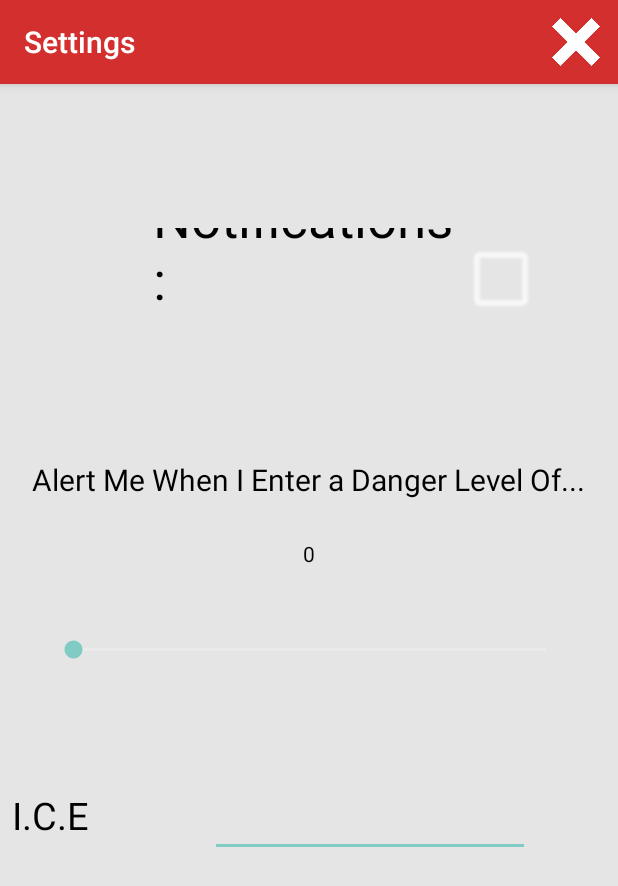
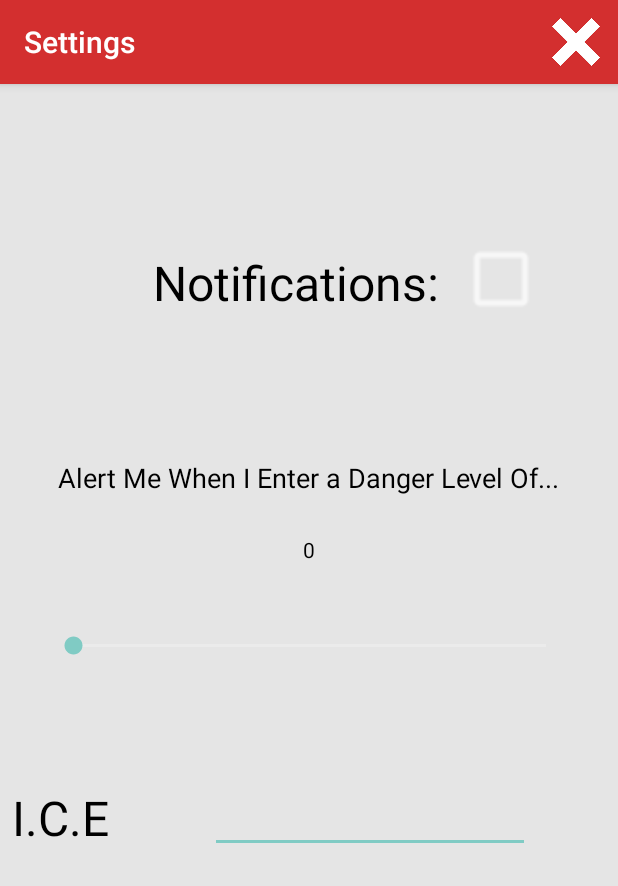
Before and after one commit to mattmacf98/CrimeTracker, an Android app: the SettingsPageActivity screen opened directly, with no data from a screen before it, on a phone screen of 412 x 824 dp. Shown: the top 886 px of the screen. Run offline under Robolectric (Android 15) with nearby library versions, the phone set to English and light mode, and no system bars.

```diff
--- a/app/src/main/java/com/example/matthew/crimertracker/SettingsPageActivity.java
+++ b/app/src/main/java/com/example/matthew/crimertracker/SettingsPageActivity.java
@@ -41,8 +41,6 @@ public class SettingsPageActivity extends AppCompatActivity {
         //get values and set up editor
         sp = getSharedPreferences("settings", 0);
         editor = sp.edit();
-        progress = sp.getInt("progress",0);
-        ICE_Number = sp.getString("ICE_Number","");
         progress = sp.getInt("progress",0);
         ICE_Number = sp.getString("ICE_Number","");
         checkBoxValue = sp.getBoolean("CheckBoxValue",false);
--- a/app/src/main/res/layout/activity_settings_page.xml
+++ b/app/src/main/res/layout/activity_settings_page.xml
@@ -14,7 +14,7 @@
         android:layout_marginTop="96dp"
         android:text="Notifications:"
         android:gravity="bottom"
-        android:textSize="35sp"
+        android:textSize="32sp"
         android:textColor="#000000"
         app:layout_constraintStart_toStartOf="parent"
         app:layout_constraintTop_toTopOf="parent"
@@ -45,7 +45,7 @@
         android:layout_marginEnd="8dp"
         android:layout_marginStart="8dp"
         android:text="Alert Me When I Enter a Danger Level Of..."
-        android:textSize="20sp"
+        android:textSize="18sp"
         app:layout_constraintTop_toBottomOf="@id/notifications_text_view_label"
         app:layout_constraintStart_toStartOf="parent"
         app:layout_constraintEnd_toEndOf="parent"/>
@@ -83,7 +83,7 @@
         android:layout_marginEnd="8dp"
         android:layout_marginStart="8dp"
         android:text="I.C.E"
-        android:textSize="25sp"
+        android:textSize="32sp"
         app:layout_constraintTop_toBottomOf="@id/alert_seek_bar"
         app:layout_constraintStart_toStartOf="parent" />
 
```
Also changed, not shown: app/src/main/java/com/example/matthew/crimertracker/MapsActivity.java (+41 -12 lines).
